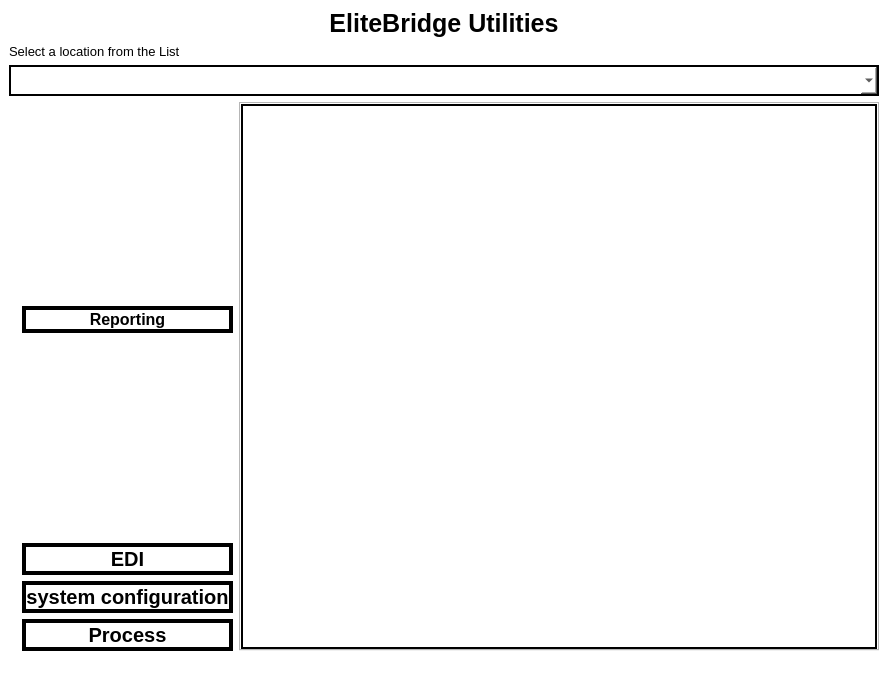
The window that elitebridge_ui_file/admin.ui (SaiSawant1/EliteBridgeAdmin) describes before a commit, drawn with Qt 5.
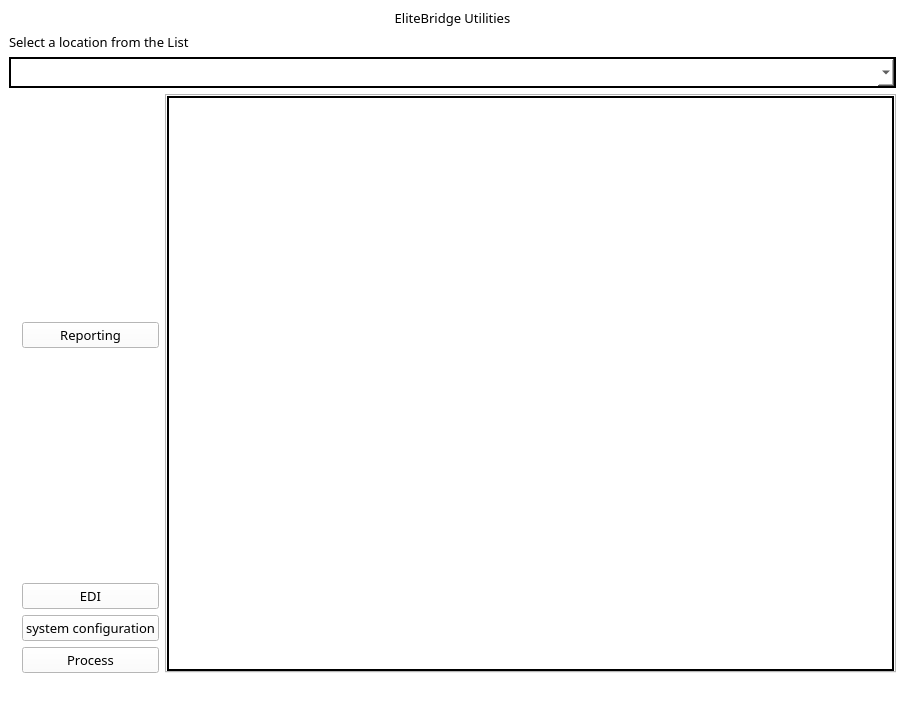
The same window after the commit. Icons and pictures are not drawn.

```diff
--- a/elitebridge_ui_file/admin.ui
+++ b/elitebridge_ui_file/admin.ui
@@ -6,8 +6,8 @@
    <rect>
     <x>0</x>
     <y>0</y>
-    <width>888</width>
-    <height>682</height>
+    <width>905</width>
+    <height>704</height>
    </rect>
   </property>
   <property name="windowTitle">
@@ -24,13 +24,20 @@
        <widget class="QLabel" name="label">
         <property name="font">
          <font>
-          <pointsize>19</pointsize>
-          <bold>true</bold>
+          <family>Segoe UI Light</family>
+          <pointsize>10</pointsize>
+          <italic>false</italic>
+          <bold>false</bold>
          </font>
         </property>
         <property name="autoFillBackground">
          <bool>false</bool>
         </property>
+        <property name="styleSheet">
+         <string notr="true">background-color:white;
+color:black;
+font: 300 10pt &quot;Segoe UI Light&quot;;</string>
+        </property>
         <property name="frameShadow">
          <enum>QFrame::Sunken</enum>
         </property>
@@ -46,10 +53,17 @@
        <widget class="QLabel" name="label_2">
         <property name="font">
          <font>
+          <family>Segoe UI Light</family>
           <pointsize>10</pointsize>
+          <italic>false</italic>
           <bold>false</bold>
          </font>
         </property>
+        <property name="styleSheet">
+         <string notr="true">background-color:white;
+color:black;
+font: 300 10pt &quot;Segoe UI Light&quot;;</string>
+        </property>
         <property name="text">
          <string>Select a location from the List</string>
         </property>
@@ -71,19 +85,23 @@
      </layout>
     </item>
     <item>
-     <layout class="QHBoxLayout" name="horizontalLayout">
-      <item>
+     <layout class="QGridLayout" name="gridLayout">
+      <item row="0" column="0">
        <layout class="QGridLayout" name="_2">
         <item row="2" column="2">
          <widget class="QPushButton" name="btn_EDI">
           <property name="font">
            <font>
-            <pointsize>15</pointsize>
-            <bold>true</bold>
+            <family>Segoe UI Light</family>
+            <pointsize>10</pointsize>
+            <italic>false</italic>
+            <bold>false</bold>
            </font>
           </property>
           <property name="styleSheet">
-           <string notr="true">border: 4px solid black;</string>
+           <string notr="true">background-color:white;
+color:black;
+font: 300 10pt &quot;Segoe UI Light&quot;;</string>
           </property>
           <property name="text">
            <string>EDI</string>
@@ -104,12 +122,16 @@
          <widget class="QPushButton" name="btn_process">
           <property name="font">
            <font>
-            <pointsize>15</pointsize>
-            <bold>true</bold>
+            <family>Segoe UI Light</family>
+            <pointsize>10</pointsize>
+            <italic>false</italic>
+            <bold>false</bold>
            </font>
           </property>
           <property name="styleSheet">
-           <string notr="true">border: 4px solid black;</string>
+           <string notr="true">background-color:white;
+color:black;
+font: 300 10pt &quot;Segoe UI Light&quot;;</string>
           </property>
           <property name="text">
            <string>Process</string>
@@ -130,28 +152,22 @@
          <widget class="QPushButton" name="btn_reporting">
           <property name="font">
            <font>
-            <pointsize>12</pointsize>
-            <bold>true</bold>
+            <family>Segoe UI Light</family>
+            <pointsize>10</pointsize>
+            <italic>false</italic>
+            <bold>false</bold>
            </font>
           </property>
           <property name="styleSheet">
-           <string notr="true">border: 4px solid black;</string>
+           <string notr="true">background-color:white;
+color:black;
+font: 300 10pt &quot;Segoe UI Light&quot;;</string>
           </property>
           <property name="text">
            <string>Reporting</string>
           </property>
          </widget>
         </item>
-        <item row="0" column="0" rowspan="2" colspan="2">
-         <widget class="QLabel" name="label_3">
-          <property name="text">
-           <string/>
-          </property>
-          <property name="pixmap">
-           <pixmap>C:/Users/Dell/OneDrive/Pictures/Screenshots/Screenshot 2023-06-10 121132.png</pixmap>
-          </property>
-         </widget>
-        </item>
         <item row="3" column="0" colspan="2">
          <widget class="QLabel" name="label_9">
           <property name="text">
@@ -166,21 +182,35 @@
          <widget class="QPushButton" name="btn_sysConfig">
           <property name="font">
            <font>
-            <pointsize>15</pointsize>
-            <bold>true</bold>
+            <family>Segoe UI Light</family>
+            <pointsize>10</pointsize>
+            <italic>false</italic>
+            <bold>false</bold>
            </font>
           </property>
           <property name="styleSheet">
-           <string notr="true">border: 4px solid black;</string>
+           <string notr="true">background-color:white;
+color:black;
+font: 300 10pt &quot;Segoe UI Light&quot;;</string>
           </property>
           <property name="text">
            <string>system configuration</string>
           </property>
          </widget>
         </item>
+        <item row="0" column="0" colspan="2">
+         <widget class="QLabel" name="label_3">
+          <property name="text">
+           <string/>
+          </property>
+          <property name="pixmap">
+           <pixmap>C:/Users/Dell/OneDrive/Pictures/Screenshots/Screenshot 2023-06-10 121132.png</pixmap>
+          </property>
+         </widget>
+        </item>
        </layout>
       </item>
-      <item>
+      <item row="0" column="1">
        <widget class="QTabWidget" name="tabWidget">
         <property name="styleSheet">
          <string notr="true">border: 2px solid black;</string>
```
Left out of the diff: 2 changed lines with no effect on the pictures.
